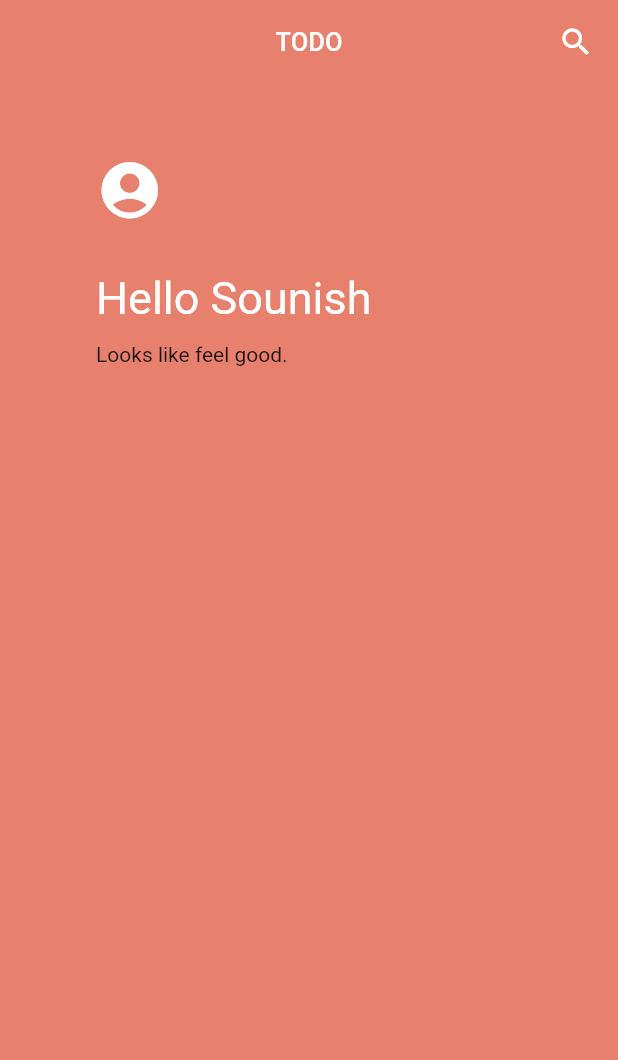
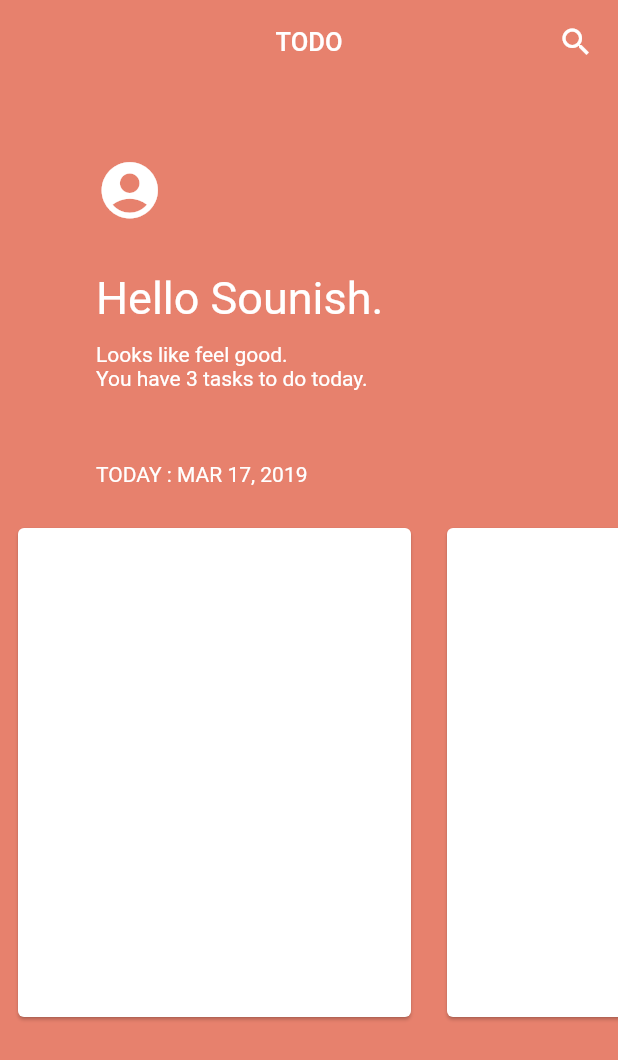
Before and after one commit to sounishnath003/TODOs-FLUTTER-, a Flutter app: the screen it shows after launch, on a phone screen of 412 x 824 dp. Shown: the top 1060 px of the screen. Run offline on Flutter 3.47's test engine with Material 2 defaults, Android fonts, the phone set to English and light mode, and no system bars.

Commit message:
third todo cards added

```diff
--- a/lib/main.dart
+++ b/lib/main.dart
@@ -90,16 +90,58 @@ class _MyHomePageState extends State<MyHomePage> with SingleTickerProviderStateM
                     ),
                     Padding(
                       padding: const EdgeInsets.fromLTRB(0.0, 16.0, 0.0, 12.0),
-                      child:  Text("Hello Sounish",
+                      child:  Text("Hello Sounish.",
                       style: new TextStyle(fontSize: 30.0,
                       color: Colors.white,
                       fontWeight: FontWeight.w400)
                       ),
                     ),
-                    new Text("Looks like feel good.")
+                    new Text("Looks like feel good.",
+                    style: new TextStyle(
+                      color: Colors.white
+                    ),
+                    ),
+                    new Text(
+                      "You have 3 tasks to do today.",
+                      style: new TextStyle(color: Colors.white),),
                   ],
                 ),
               ),
+              ),
+              new Column(
+                crossAxisAlignment: CrossAxisAlignment.start,
+                children: <Widget>[
+                  Padding(
+                    padding: const EdgeInsets.symmetric(horizontal: 64.0,
+                    vertical: 16.0),
+                    child: new Text("TODAY : MAR 17, 2019",
+                    style: new TextStyle(color: Colors.white),
+                  ),
+                  ),
+
+                  new Container(
+                    height: 350.0,
+                    child: ListView.builder(
+                      itemCount: 3,
+                      physics: NeverScrollableScrollPhysics(),
+                      controller: scrollController,
+                      scrollDirection: Axis.horizontal,
+                      itemBuilder: (BuildContext context, int position) {
+                      return GestureDetector(
+                       child: Padding(
+                         padding: const EdgeInsets.all(8.0),
+                         child: new Card(
+                           child: new Container(
+                             width: 262.0,
+
+                           ),
+                         ),
+                       ),
+                      ) ;
+                     },
+                    ),
+                  ),
+                ],
               ),
             ],
           ),
```
